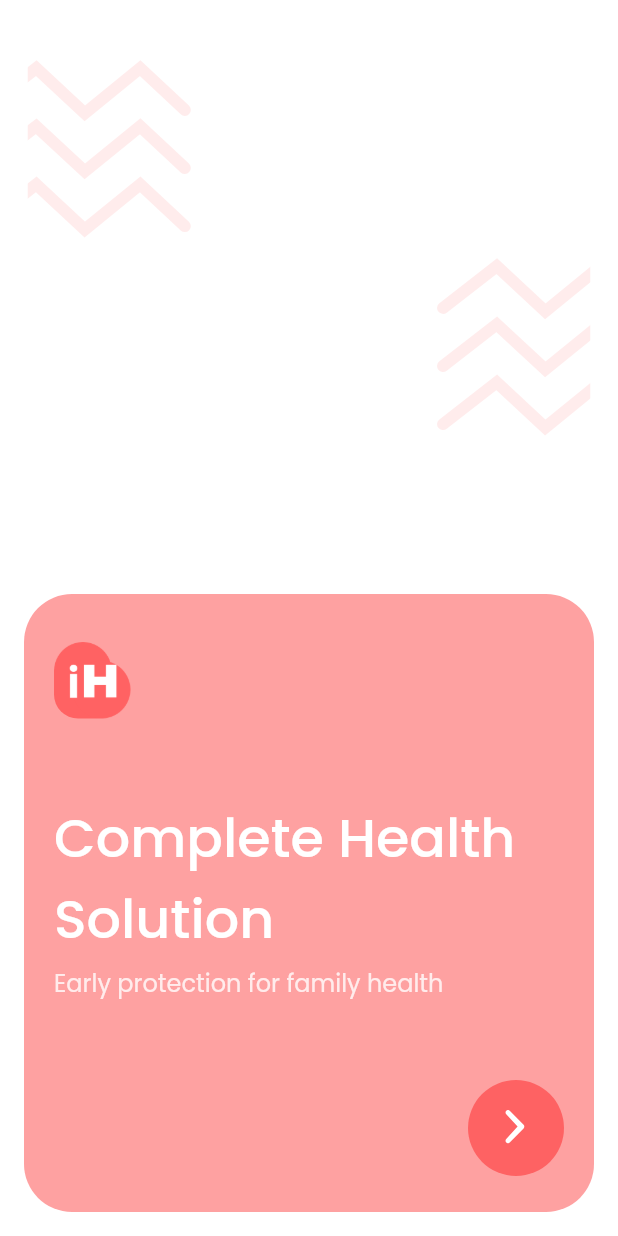
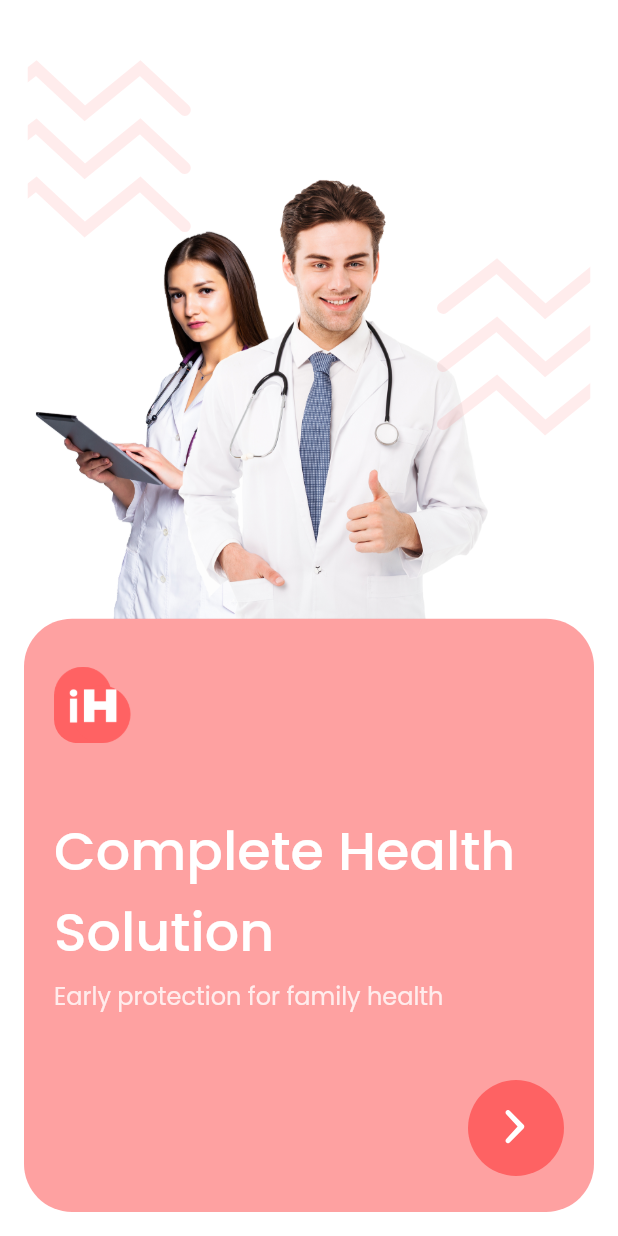
Before and after one commit to IamKhuk/iHealth, a Flutter app: the screen it shows after launch, on a phone screen of 412 x 824 dp. Run offline on Flutter 3.47's test engine with Material 2 defaults, Android fonts, the phone set to English and light mode, and no system bars; our stand-ins replace carousel_slider, flutter_svg, flutter_tags_x, google_maps_flutter.

Commit message:
Onboarding added images

```diff
--- a/lib/src/ui/splash/onboarding_screen.dart
+++ b/lib/src/ui/splash/onboarding_screen.dart
@@ -14,7 +14,39 @@ class _OnBoardingScreenState extends State<OnBoardingScreen> {
   Widget build(BuildContext context) {
     return Scaffold(
       backgroundColor: AppTheme.white,
-      body: Column(
+      body: Stack(
+        children: [
+          Column(
+            mainAxisAlignment: MainAxisAlignment.end,
+            children: [
+              Stack(
+                alignment: Alignment.bottomCenter,
+                children: [
+                  Row(
+                    children: [
+                      SizedBox(width: 20),
+                      Image.asset(
+                        'assets/images/nurse.png',
+                        height: 270,
+                      ),
+                      SizedBox(width: 100),
+                    ],
+                  ),
+                  Row(
+                    children: [
+                      SizedBox(width: 110),
+                      Image.asset(
+                        'assets/images/man_nurse.png',
+                        height: 300,
+                      ),
+                    ],
+                  ),
+                ],
+              ),
+              SizedBox(height: MediaQuery.of(context).size.height * 0.48 + 16),
+            ],
+          ),
+          Column(
             children: [
               SizedBox(height: 40),
               SvgPicture.asset(
@@ -23,7 +55,7 @@ class _OnBoardingScreenState extends State<OnBoardingScreen> {
               ),
               Spacer(),
               Container(
-            height: MediaQuery.of(context).size.height * 0.5,
+                height: MediaQuery.of(context).size.height * 0.48,
                 width: MediaQuery.of(context).size.width - 32,
                 margin: EdgeInsets.all(16),
                 padding: EdgeInsets.symmetric(
@@ -122,6 +154,8 @@ class _OnBoardingScreenState extends State<OnBoardingScreen> {
               ),
             ],
           ),
+        ],
+      ),
     );
   }
 }
```
Also changed, not shown: assets/images/man_nurse.png (added), assets/images/nurse.png (added). Lines whose indentation alone changed are shown as unchanged.
